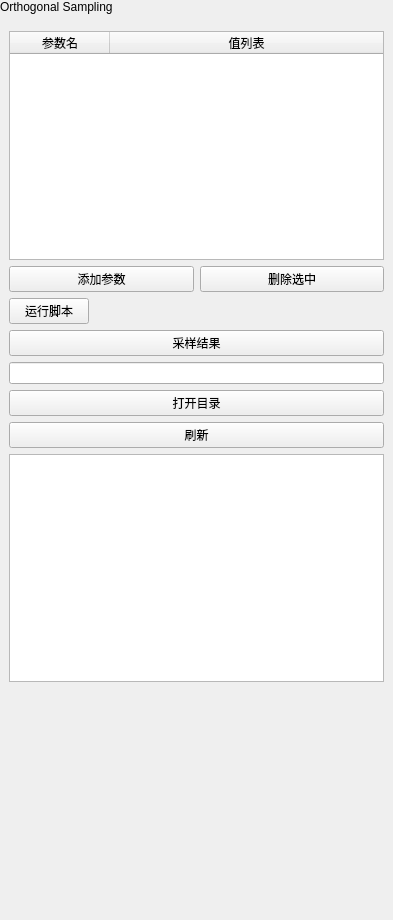
The window that plugins/Base_SurrogateModel/OrthogonalSampling.ui (asd977/base_cae) describes before a commit, drawn with Qt 5.
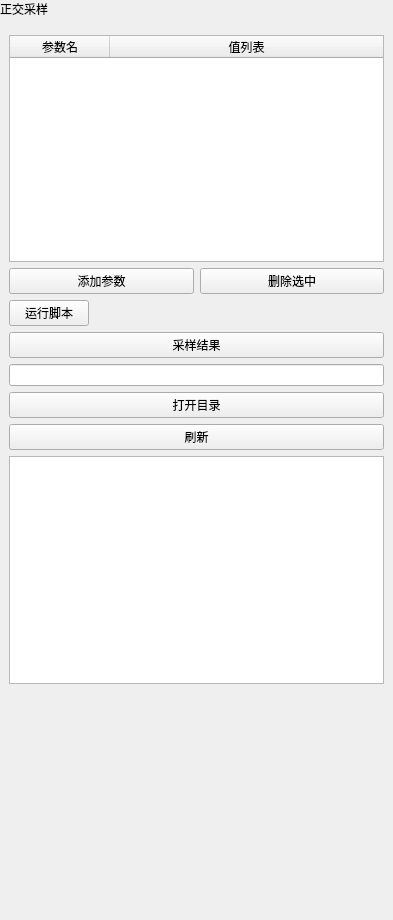
The same window after the commit.

Patch:
```diff
--- a/plugins/Base_SurrogateModel/OrthogonalSampling.ui
+++ b/plugins/Base_SurrogateModel/OrthogonalSampling.ui
@@ -41,7 +41,7 @@
       </sizepolicy>
      </property>
      <property name="text">
-      <string>Orthogonal Sampling</string>
+      <string>正交采样</string>
      </property>
     </widget>
    </item>
```
Left out of the diff: 2 changed lines with no effect on the pictures.
